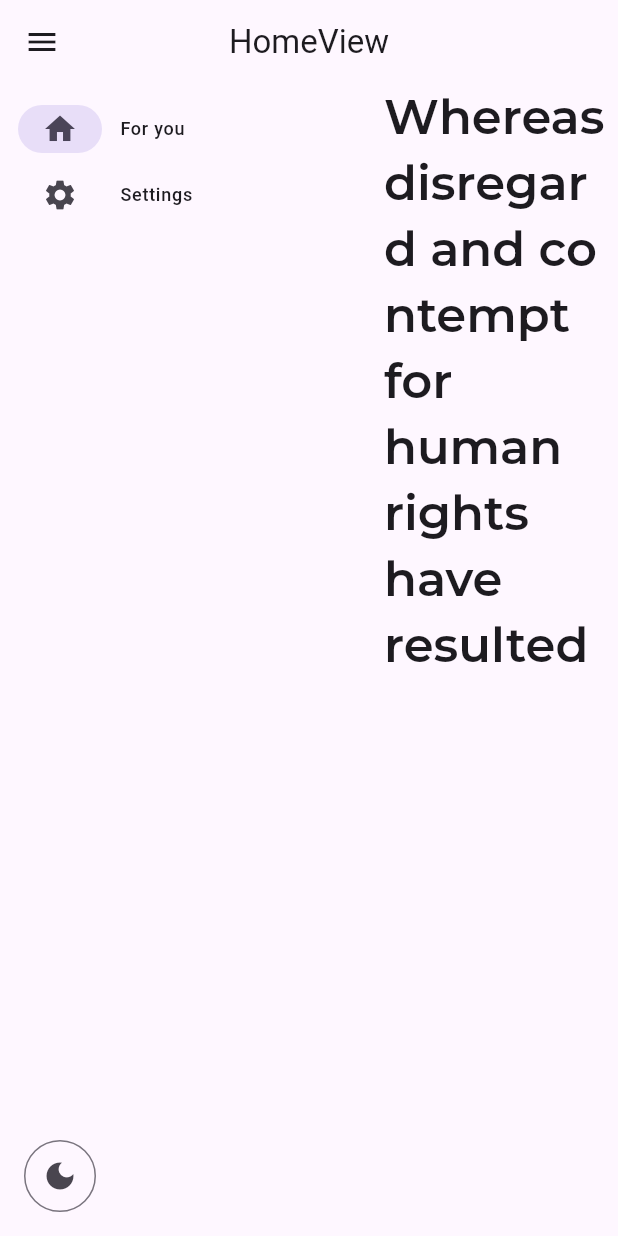
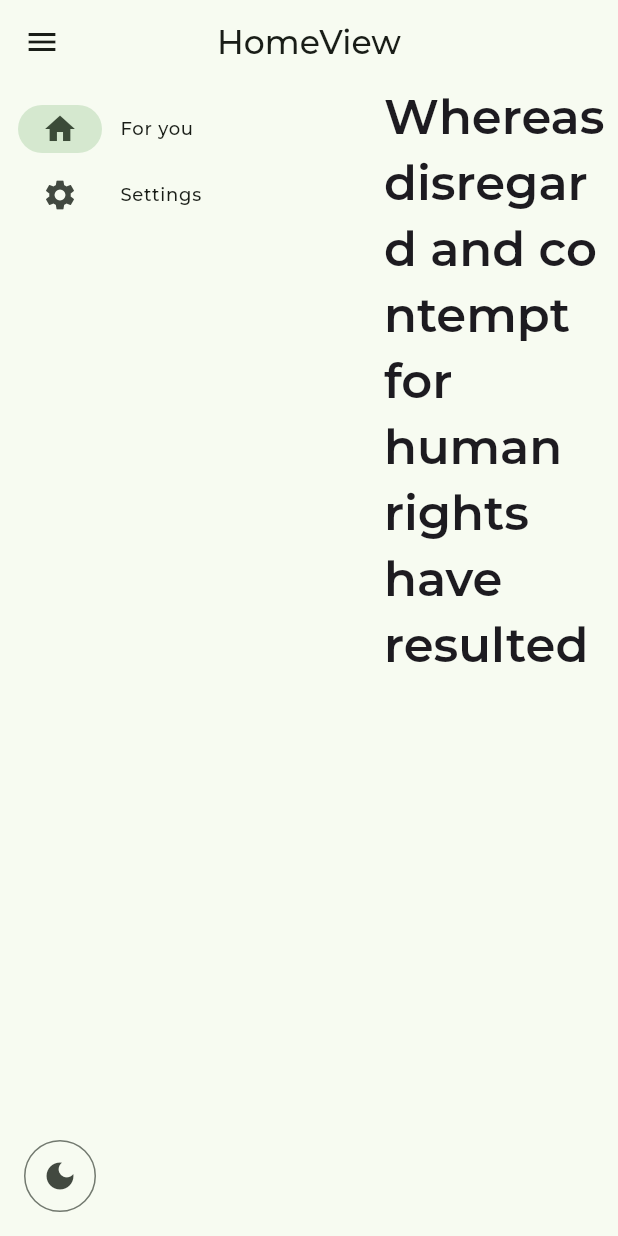
Before and after one commit to msilvamolina/flutter_estrellas, a Flutter app: the screen it shows after launch, on a phone screen of 412 x 824 dp. Run offline on Flutter 3.47's test engine with Material 3 defaults, Android fonts, the phone set to English and light mode, and no system bars; our stand-ins replace flutter_svg, get, get_storage, google_fonts; project files that could hold a hidden picture were left out.

Commit message:
light mode

```diff
--- a/lib/app/themes/theme.dart
+++ b/lib/app/themes/theme.dart
@@ -4,7 +4,7 @@ import 'package:google_fonts/google_fonts.dart';
 class Themes {
   final lightTheme = ThemeData(
     colorScheme: ColorScheme.fromSeed(
-      seedColor: Colors.greenAccent,
+      seedColor: Colors.green,
       brightness: Brightness.light,
     ),
     useMaterial3: true,
--- a/lib/main.dart
+++ b/lib/main.dart
@@ -24,7 +24,7 @@ class MyApp extends StatelessWidget {
       locale: const Locale('es'),
       fallbackLocale: const Locale('es'),
       debugShowCheckedModeBanner: false,
-
+      theme: Themes().lightTheme,
       darkTheme: Themes().darkTheme,
       themeMode: ThemeService.getThemeMode(),
       initialRoute: AppPages.INITIAL,
```
